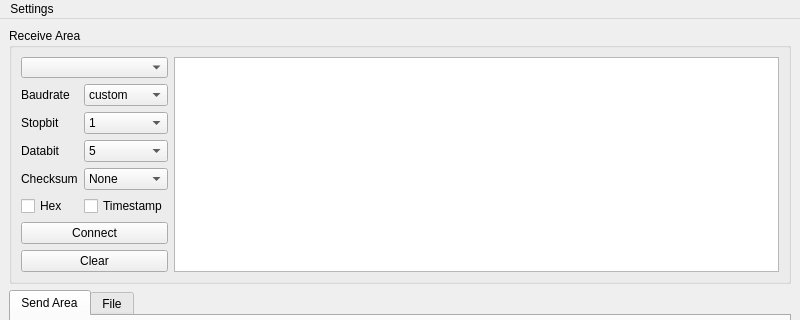
Above: src/ui/main.ui from nixgnauhcuy/QtComMate before the change; both pictures show x 0 to 800 and y 0 to 320 of the 800 by 520 pixel window. Below: the same form after it.
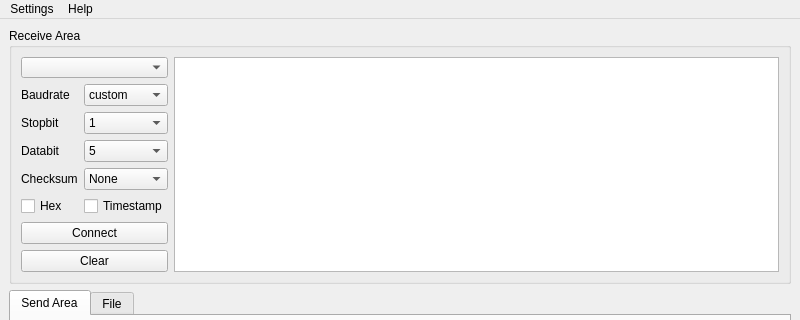
That is the form after the change. Icons and pictures are not drawn. Custom widgets are drawn as their Qt base class.

Commit message: Add: - Add Help-About interface and icon. Modify: - Modify translate. - Modify the project directory structure. Fix bug: - Fixed the issue caused by altering the font settings that resulted in the theme malfunctioning.

The edit to the form file:
```diff
--- a/src/ui/main.ui
+++ b/src/ui/main.ui
@@ -510,7 +510,7 @@
      <height>21</height>
     </rect>
    </property>
-   <widget class="QMenu" name="menu">
+   <widget class="QMenu" name="menuSettings">
     <property name="title">
      <string>Settings</string>
     </property>
@@ -551,7 +551,14 @@
     <addaction name="MenuFont"/>
     <addaction name="MenuTheme"/>
    </widget>
-   <addaction name="menu"/>
+   <widget class="QMenu" name="menuHelp">
+    <property name="title">
+     <string>Help</string>
+    </property>
+    <addaction name="AboutAction"/>
+   </widget>
+   <addaction name="menuSettings"/>
+   <addaction name="menuHelp"/>
   </widget>
   <action name="EnglishLanguageAction">
    <property name="checkable">
```
Left out of the diff: 22 changed lines with no effect on the pictures. The commit also changes 13 other files.
